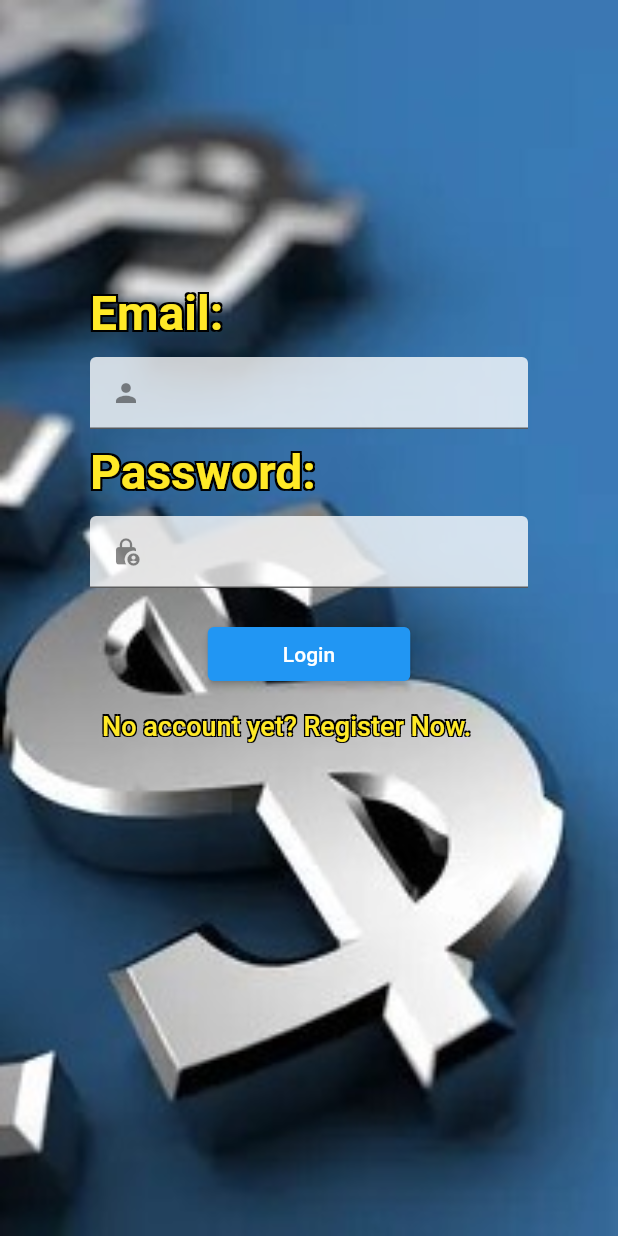
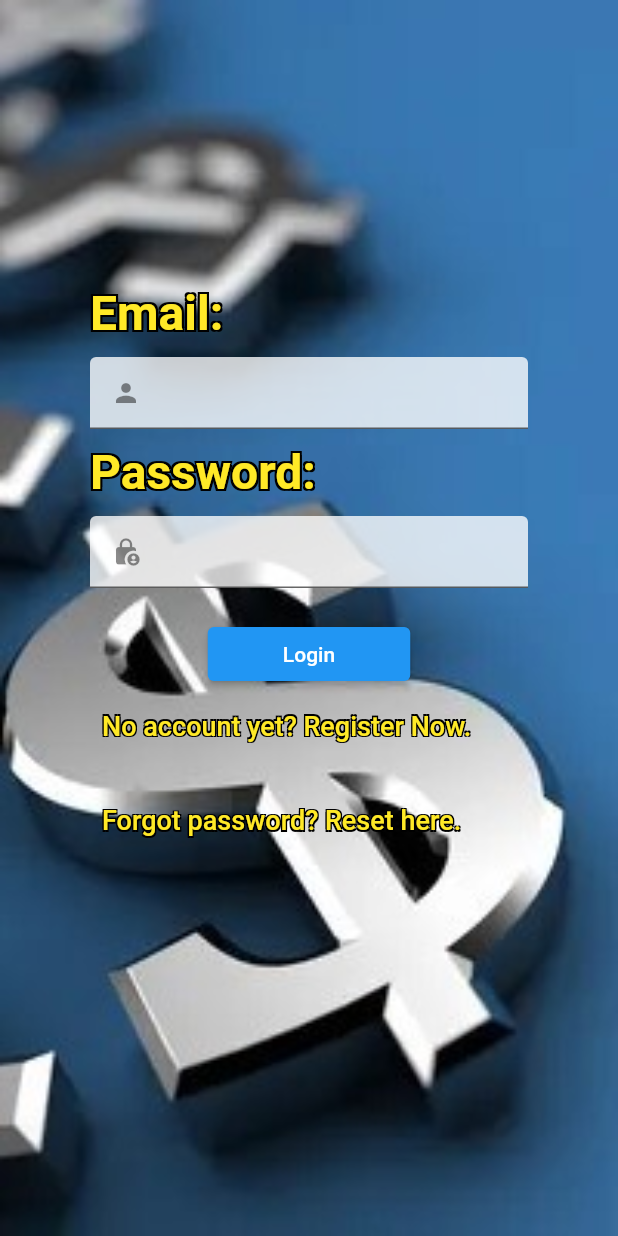
Before and after one commit to kamiljasinski191/cash_planer, a Flutter app: the screen it shows after launch, after a tap on "No account yet? Register Now.", after a tap on "Already have an account? Login.", on a phone screen of 412 x 824 dp. Run offline on Flutter 3.47's test engine with Material 2 defaults, Android fonts, the phone set to English and light mode, and no system bars; our stand-ins replace bloc, cloud_firestore, firebase_auth, firebase_core, firebase_storage, flutter_bloc and 3 more; accounts and stored records are empty.

Commit message:
add new routoing

```diff
--- a/lib/app.dart
+++ b/lib/app.dart
@@ -1,17 +1,31 @@
+import 'package:cash_planer/pages/app/expenses/add_expense_page.dart';
+import 'package:cash_planer/pages/app/expenses/expenses_page.dart';
 import 'package:cash_planer/pages/app/home/home_page.dart';
+import 'package:cash_planer/pages/app/incomes/add_income_page.dart';
+import 'package:cash_planer/pages/app/incomes/incomes_page.dart';
+import 'package:cash_planer/pages/login/cubit/auth_cubit.dart';
 import 'package:cash_planer/pages/login/login_page.dart';
+import 'package:cash_planer/pages/login/password_reset_view.dart';
 import 'package:cash_planer/pages/login/register_page.dart';
-import 'package:cash_planer/pages/login/verify_page.dart';
-import 'package:cash_planer/services/auth/cubit/auth_cubit.dart';
+import 'package:cash_planer/pages/login/user_details_page.dart';
+import 'package:cash_planer/pages/root_page.dart';
 import 'package:flutter/material.dart';
 import 'package:flutter_bloc/flutter_bloc.dart';
+import 'package:go_router/go_router.dart';
 
 class MyApp extends StatelessWidget {
-  const MyApp({Key? key}) : super(key: key);
+  MyApp({Key? key}) : super(key: key);
 
   @override
   Widget build(BuildContext context) {
-    return MaterialApp(
+    return BlocProvider(
+      create: (context) => AuthCubit(),
+      child: BlocBuilder<AuthCubit, AuthState>(
+        builder: (context, state) {
+          return MaterialApp.router(
+            routeInformationParser: _router.routeInformationParser,
+            routeInformationProvider: _router.routeInformationProvider,
+            routerDelegate: _router.routerDelegate,
             title: 'Cash Planer',
             theme: ThemeData(
               brightness: Brightness.light,
@@ -20,44 +34,58 @@ class MyApp extends StatelessWidget {
             darkTheme: ThemeData(
               brightness: Brightness.dark,
             ),
-      home: const RootPage(),
           );
-  }
-}
-
-class RootPage extends StatelessWidget {
-  const RootPage({
-    Key? key,
-  }) : super(key: key);
-
-  @override
-  Widget build(BuildContext context) {
-    return BlocProvider(
-      create: (context) => AuthCubit()..start(),
-      child: BlocBuilder<AuthCubit, AuthState>(
-        builder: (context, state) {
-          final user = state.user;
-          if (user != null) {
-            if (user.emailVerified) {
-              return const HomePage();
-            } else {
-              return const VerifyPage();
-            }
-          } else {
-            if (!state.schouldRegister) {
-              return const LoginPage();
-            } else if (state.schouldRegister) {
-              return const RegisterPage();
-            } else {
-              return const Scaffold(
-                body: Center(
-                  child: CircularProgressIndicator(),
-                ),
-              );
-            }
-          }
         },
       ),
     );
   }
+
+  final GoRouter _router = GoRouter(
+    routes: <GoRoute>[
+      GoRoute(
+          path: '/',
+          builder: (context, state) => const RootPage(),
+          routes: <GoRoute>[
+            GoRoute(
+                path: 'home',
+                builder: (context, state) => const HomePage(),
+                routes: <GoRoute>[
+                  GoRoute(
+                      path: 'expenses',
+                      builder: (context, state) => const ExpensesPage(),
+                      routes: <GoRoute>[
+                        GoRoute(
+                          path: 'add_expense',
+                          builder: (context, state) => const AddExpensePage(),
+                        ),
+                      ]),
+                  GoRoute(
+                      path: 'incomes',
+                      builder: (context, state) => const IncomesPage(),
+                      routes: <GoRoute>[
+                        GoRoute(
+                          path: 'add_income',
+                          builder: (context, state) => const AddIncomePage(),
+                        ),
+                      ]),
+                ]),
+          ]),
+      GoRoute(
+        path: '/register',
+        builder: (context, state) => const RegisterPage(),
+      ),
+      GoRoute(
+        path: '/login',
+        builder: (context, state) => const LoginPage(),
+      ),
+      GoRoute(
+        path: '/forgot_password',
+        builder: (context, state) => const ResetPasswordPage(),
+      ),
+      GoRoute(
+        path: '/user',
+        builder: (context, state) => const UserDetailsPage(),
+      ),
+    ],
+  );
 }
--- a/lib/main.dart
+++ b/lib/main.dart
@@ -11,5 +11,5 @@ Future<void> main() async {
     options: DefaultFirebaseOptions.currentPlatform,
   );
 
-  runApp(const MyApp());
+  runApp(MyApp());
 }
--- a/lib/pages/app/incomes/incomes_page.dart
+++ b/lib/pages/app/incomes/incomes_page.dart
@@ -1,10 +1,10 @@
 import 'package:cash_planer/pages/app/home/cubit/bilance_cubit.dart';
 import 'package:cash_planer/pages/app/list_view/list_view.dart';
-import 'package:cash_planer/pages/app/incomes/add_income_page.dart';
 import 'package:cash_planer/pages/nav_bar/nav_bar.dart';
 import 'package:cash_planer/repositories/bilance_respository.dart';
 import 'package:flutter/material.dart';
 import 'package:flutter_bloc/flutter_bloc.dart';
+import 'package:go_router/go_router.dart';
 
 class IncomesPage extends StatefulWidget {
   const IncomesPage({super.key});
@@ -24,9 +24,7 @@ class _IncomesPageState extends State<IncomesPage> {
           return Scaffold(
             floatingActionButton: FloatingActionButton(
               onPressed: () {
-                Navigator.of(context).push(MaterialPageRoute(
-                  builder: (context) => const AddIncomePage(),
-                ));
+                context.go('/home/incomes/add_income');
               },
               child: const Icon(Icons.add),
             ),
--- a/lib/pages/login/login_page.dart
+++ b/lib/pages/login/login_page.dart
@@ -1,6 +1,8 @@
-import 'package:cash_planer/services/auth/cubit/auth_cubit.dart';
+import 'package:cash_planer/pages/login/cubit/auth_cubit.dart';
+import 'package:cash_planer/pages/login/password_reset_view.dart';
 import 'package:flutter/material.dart';
 import 'package:flutter_bloc/flutter_bloc.dart';
+import 'package:go_router/go_router.dart';
 
 class LoginPage extends StatefulWidget {
   const LoginPage({
@@ -67,7 +69,11 @@ class _LoginPageState extends State<LoginPage> {
                   TextField(
                     controller: _emailController,
                     keyboardType: TextInputType.emailAddress,
-                    style: const TextStyle(fontSize: 18, height: 1.3),
+                    style: const TextStyle(
+                      fontSize: 18,
+                      height: 1.3,
+                      color: Colors.black,
+                    ),
                     decoration: const InputDecoration(
                       prefixIcon: Icon(
                         Icons.person,
@@ -112,7 +118,11 @@ class _LoginPageState extends State<LoginPage> {
                     controller: _passwordController,
                     autocorrect: false,
                     enableSuggestions: false,
-                    style: const TextStyle(fontSize: 18, height: 1.3),
+                    style: const TextStyle(
+                      fontSize: 18,
+                      height: 1.3,
+                      color: Colors.black,
+                    ),
                     obscureText: true,
                     decoration: const InputDecoration(
                       prefixIcon: Icon(
@@ -146,10 +156,44 @@ class _LoginPageState extends State<LoginPage> {
                   ),
                   TextButton(
                     onPressed: () {
-                      context.read<AuthCubit>().schouldRegister();
+                      context.go('/register');
+                      // context.read<AuthCubit>().schouldRegister();
                     },
                     child: const Text(
                       'No account yet? Register Now.',
+                      style: TextStyle(
+                        fontSize: 18,
+                        color: Color.fromRGBO(255, 233, 39, 1),
+                        shadows: [
+                          Shadow(
+                              // bottomLeft
+                              offset: Offset(-1, -1),
+                              color: Colors.black),
+                          Shadow(
+                              // bottomRight
+                              offset: Offset(1, -1),
+                              color: Colors.black),
+                          Shadow(
+                              // topRight
+                              offset: Offset(1, 1),
+                              color: Colors.black),
+                          Shadow(
+                              // topLeft
+                              offset: Offset(-1, 1),
+                              color: Colors.black),
+                        ],
+                      ),
+                    ),
+                  ),
+                  const SizedBox(
+                    height: 15,
+                  ),
+                  TextButton(
+                    onPressed: () {
+                      context.go('/forgot_password');
+                    },
+                    child: const Text(
+                      'Forgot password? Reset here.',
                       style: TextStyle(
                         fontSize: 18,
                         color: Color.fromRGBO(255, 233, 39, 1),
--- a/lib/pages/login/register_page.dart
+++ b/lib/pages/login/register_page.dart
@@ -1,9 +1,10 @@
 import 'dart:io';
 
-import 'package:cash_planer/services/auth/cubit/auth_cubit.dart';
+import 'package:cash_planer/pages/login/cubit/auth_cubit.dart';
 import 'package:flutter/material.dart';
 import 'package:flutter/services.dart';
 import 'package:flutter_bloc/flutter_bloc.dart';
+import 'package:go_router/go_router.dart';
 import 'package:image_cropper/image_cropper.dart';
 import 'package:image_picker/image_picker.dart';
 
@@ -75,6 +76,7 @@ class _RegisterPageState extends State<RegisterPage> {
                       Center(
                           child: _image == null
                               ? const CircleAvatar(
+                                  backgroundColor: Colors.yellow,
                                   backgroundImage:
                                       AssetImage('images/person.png'),
                                   radius: 90,
@@ -86,8 +88,8 @@ class _RegisterPageState extends State<RegisterPage> {
                       Row(
                         children: [
                           SizedBox(
-                            height: 30,
-                            width: 30,
+                            height: 50,
+                            width: 50,
                             child: FloatingActionButton(
                                 onPressed: () {
                                   setState(() {
@@ -102,28 +104,12 @@ class _RegisterPageState extends State<RegisterPage> {
                           const SizedBox(
                             width: 30,
                           ),
-                          SizedBox(
-                            height: 30,
-                            width: 30,
-                            child: BlocBuilder<AuthCubit, AuthState>(
-                              builder: (context, state) {
-                                return FloatingActionButton(
-                                    onPressed: () {
-                                      setState(() {});
-                                    },
-                                    child: const Icon(
-                                      Icons.check,
-                                      size: 25,
-                                    ));
-                              },
-                            ),
-                          ),
                           const SizedBox(
                             width: 30,
                           ),
                           SizedBox(
-                            height: 30,
-                            width: 30,
+                            height: 50,
+                            width: 50,
                             child: FloatingActionButton(
                                 onPressed: () {
                                   setState(() {
@@ -170,7 +156,11 @@ class _RegisterPageState extends State<RegisterPage> {
                 TextField(
                   controller: _nameController,
                   keyboardType: TextInputType.emailAddress,
-                  style: const TextStyle(fontSize: 18, height: 1.3),
+                  style: const TextStyle(
+                    fontSize: 18,
+                    height: 1.3,
+                    color: Colors.black,
+                  ),
                   decoration: const InputDecoration(
                     prefixIcon: Icon(
                       Icons.person_add,
@@ -211,7 +201,11 @@ class _RegisterPageState extends State<RegisterPage> {
                 TextField(
                   controller: _emailController,
                   keyboardType: TextInputType.emailAddress,
-                  style: const TextStyle(fontSize: 18, height: 1.3),
+                  style: const TextStyle(
+                    fontSize: 18,
+                    height: 1.3,
+                    color: Colors.black,
+                  ),
                   decoration: const InputDecoration(
                     prefixIcon: Icon(
                       Icons.person,
@@ -256,7 +250,11 @@ class _RegisterPageState extends State<RegisterPage> {
                   controller: _passwordController,
                   autocorrect: false,
                   enableSuggestions: false,
-                  style: const TextStyle(fontSize: 18, height: 1.3),
+                  style: const TextStyle(
+                    fontSize: 18,
+                    height: 1.3,
+                    color: Colors.black,
+                  ),
                   obscureText: true,
                   decoration: const InputDecoration(
                     prefixIcon: Icon(
@@ -278,14 +276,13 @@ class _RegisterPageState extends State<RegisterPage> {
                       width: 135,
                       child: ElevatedButton(
                         onPressed: () {
-                          setState(() {
                           context.read<AuthCubit>().createUser(
                                 email: _emailController.text,
                                 password: _passwordController.text,
                                 displayName: _nameController.text,
                                 filePath: _image!.path,
                               );
-                          });
+                          context.go('/');
                         },
                         child: const Text('Register'),
                       ),
@@ -294,7 +291,7 @@ class _RegisterPageState extends State<RegisterPage> {
                 ),
                 TextButton(
                   onPressed: () {
-                    context.read<AuthCubit>().schouldLogIn();
+                    context.go('/login');
                   },
                   child: const Text(
                     'Already have an account? Login.',
--- a/lib/pages/login/verify_page.dart
+++ b/lib/pages/login/verify_page.dart
@@ -1,4 +1,4 @@
-import 'package:cash_planer/services/auth/cubit/auth_cubit.dart';
+import 'package:cash_planer/pages/login/cubit/auth_cubit.dart';
 import 'package:flutter/material.dart';
 import 'package:flutter_bloc/flutter_bloc.dart';
 
--- /dev/null
+++ b/lib/pages/root_page.dart
@@ -0,0 +1,40 @@
+import 'package:cash_planer/pages/app/home/home_page.dart';
+import 'package:cash_planer/pages/login/cubit/auth_cubit.dart';
+import 'package:cash_planer/pages/login/verify_page.dart';
+import 'package:flutter/material.dart';
+import 'package:flutter_bloc/flutter_bloc.dart';
+
+import 'login/login_page.dart';
+
+class RootPage extends StatelessWidget {
+  const RootPage({
+    Key? key,
+  }) : super(key: key);
+
+  @override
+  Widget build(BuildContext context) {
+    return BlocProvider(
+      create: (context) => AuthCubit()..start(),
+      child: BlocBuilder<AuthCubit, AuthState>(
+        builder: (context, state) {
+          final user = state.user;
+          if (user != null) {
+            if (user.emailVerified) {
+              return const HomePage();
+            } else {
+              return const VerifyPage();
+            }
+          } else if (user == null) {
+            return const LoginPage();
+          } else {
+            return const Scaffold(
+              body: Center(
+                child: CircularProgressIndicator(),
+              ),
+            );
+          }
+        },
+      ),
+    );
+  }
+}
--- a/pubspec.yaml
+++ b/pubspec.yaml
@@ -45,6 +45,7 @@ dependencies:
   firebase_storage: ^10.3.7
   image_cropper: ^3.0.0
   intl: ^0.17.0
+  go_router: ^4.3.0
 
 dev_dependencies:
   flutter_test:
```
Also changed, not shown: lib/pages/app/expenses/add_expense_page.dart (+17 -4 lines), lib/pages/app/expenses/expenses_page.dart (+3 -4 lines), lib/pages/app/home/home_page.dart (+6 -9 lines), lib/pages/app/incomes/add_income_page.dart (+14 -3 lines), lib/pages/login/cubit/auth_cubit.dart (renamed from lib/services/auth/cubit/auth_cubit.dart, +7 -11 lines), lib/pages/login/password_reset_view.dart (added, +129 -0 lines), lib/pages/main_page.dart (deleted, +0 -44 lines), lib/pages/nav_bar/nav_bar.dart (+6 -10 lines), lib/pages/login/cubit/auth_state.dart (renamed from lib/services/auth/cubit/auth_state.dart), pubspec.lock, 1 other file. Lines whose indentation alone changed are shown as unchanged.
